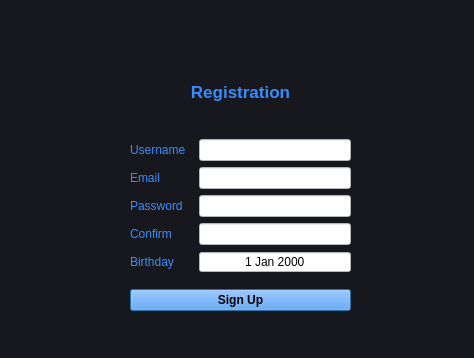
The window that sign_up.ui (noX1st/Plink) describes before a commit, drawn with Qt 5.
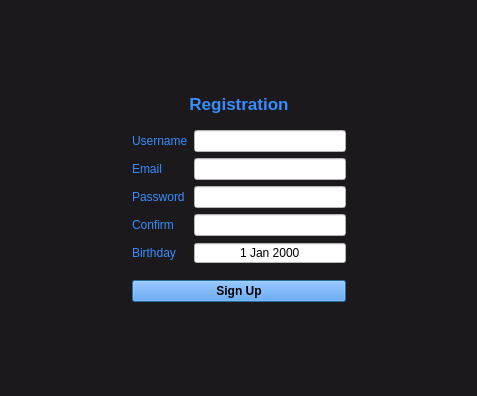
The same window after the commit.

Patch:
```diff
--- a/sign_up.ui
+++ b/sign_up.ui
@@ -6,25 +6,19 @@
    <rect>
     <x>0</x>
     <y>0</y>
-    <width>474</width>
-    <height>358</height>
+    <width>477</width>
+    <height>396</height>
    </rect>
   </property>
   <property name="windowTitle">
    <string>Dialog</string>
   </property>
   <property name="styleSheet">
-   <string notr="true">background-color: rgb(23, 24, 29);</string>
+   <string notr="true">background-color: rgb(23, 24, 29);
+background-color: rgb(28, 25, 29);</string>
   </property>
-  <widget class="QWidget" name="layoutWidget">
-   <property name="geometry">
-    <rect>
-     <x>130</x>
-     <y>60</y>
-     <width>221</width>
-     <height>251</height>
-    </rect>
-   </property>
+  <layout class="QGridLayout" name="gridLayout">
+   <item row="1" column="1">
    <layout class="QVBoxLayout" name="verticalLayout">
     <item>
      <widget class="QLabel" name="registrationLbl">
@@ -88,7 +82,8 @@
          </size>
         </property>
         <property name="styleSheet">
-         <string notr="true">background-color: rgb(255, 255, 255);</string>
+          <string notr="true">background-color: rgb(255, 255, 255);
+color: rgb(0, 0, 0);</string>
         </property>
        </widget>
       </item>
@@ -121,7 +116,8 @@
          </size>
         </property>
         <property name="styleSheet">
-         <string notr="true">background-color: rgb(255, 255, 255);</string>
+          <string notr="true">background-color: rgb(255, 255, 255);
+color: rgb(0, 0, 0);</string>
         </property>
        </widget>
       </item>
@@ -154,7 +150,8 @@
          </size>
         </property>
         <property name="styleSheet">
-         <string notr="true">background-color: rgb(255, 255, 255);</string>
+          <string notr="true">background-color: rgb(255, 255, 255);
+color: rgb(0, 0, 0);</string>
         </property>
        </widget>
       </item>
@@ -187,7 +184,8 @@
          </size>
         </property>
         <property name="styleSheet">
-         <string notr="true">background-color: rgb(255, 255, 255);</string>
+          <string notr="true">background-color: rgb(255, 255, 255);
+color: rgb(0, 0, 0);</string>
         </property>
        </widget>
       </item>
@@ -270,7 +268,60 @@
      </widget>
     </item>
    </layout>
-  </widget>
+   </item>
+   <item row="0" column="1">
+    <spacer name="verticalSpacer_4">
+     <property name="orientation">
+      <enum>Qt::Orientation::Vertical</enum>
+     </property>
+     <property name="sizeHint" stdset="0">
+      <size>
+       <width>20</width>
+       <height>40</height>
+      </size>
+     </property>
+    </spacer>
+   </item>
+   <item row="2" column="1">
+    <spacer name="verticalSpacer_3">
+     <property name="orientation">
+      <enum>Qt::Orientation::Vertical</enum>
+     </property>
+     <property name="sizeHint" stdset="0">
+      <size>
+       <width>20</width>
+       <height>40</height>
+      </size>
+     </property>
+    </spacer>
+   </item>
+   <item row="1" column="0">
+    <spacer name="horizontalSpacer">
+     <property name="orientation">
+      <enum>Qt::Orientation::Horizontal</enum>
+     </property>
+     <property name="sizeHint" stdset="0">
+      <size>
+       <width>40</width>
+       <height>20</height>
+      </size>
+     </property>
+    </spacer>
+   </item>
+   <item row="1" column="2">
+    <spacer name="horizontalSpacer_2">
+     <property name="orientation">
+      <enum>Qt::Orientation::Horizontal</enum>
+     </property>
+     <property name="sizeHint" stdset="0">
+      <size>
+       <width>40</width>
+       <height>20</height>
+      </size>
+     </property>
+    </spacer>
+   </item>
+  </layout>
  </widget>
  <resources/>
  <connections/>
```
Lines whose indentation alone changed are shown as unchanged.
